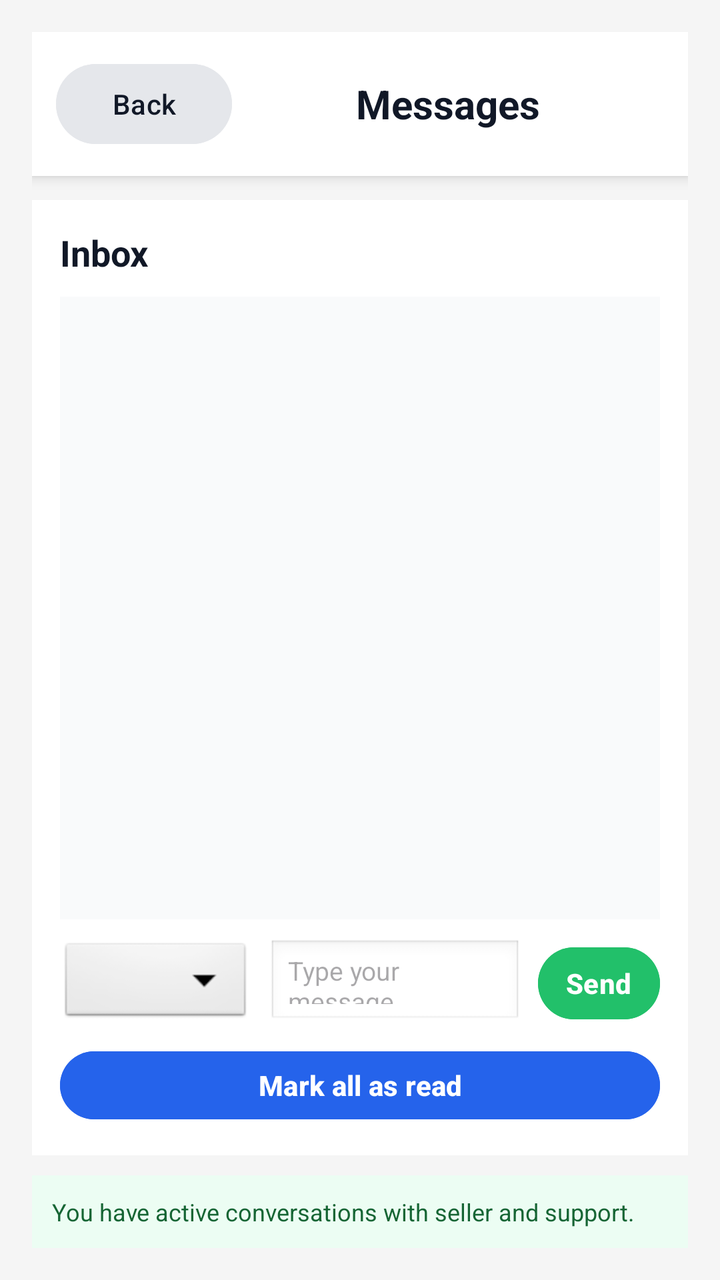
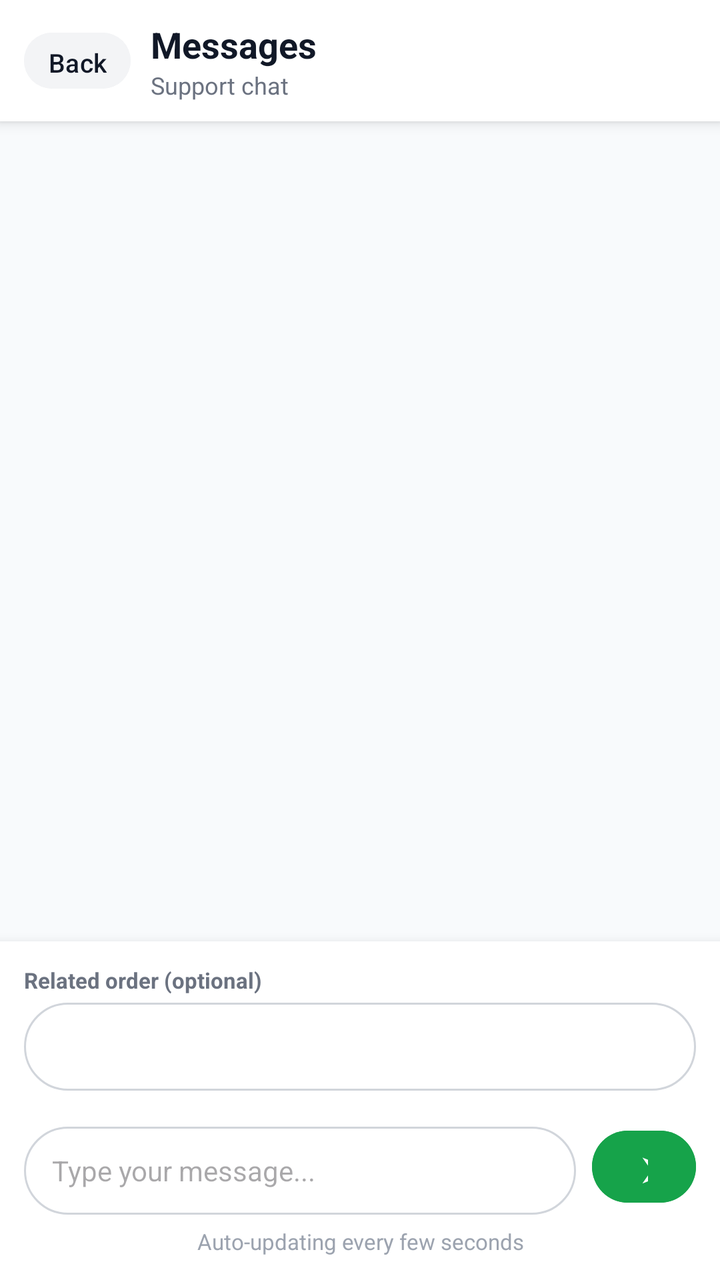

The first picture is an Android layout as it rendered before a commit; the second is the same layout after the commit. The layout source and the unified diff follow.
<!-- AndroidManifest.xml: application theme Theme.VapeShop -->
<!-- res/layout/fragment_messages.xml -->
<?xml version="1.0" encoding="utf-8"?>
<LinearLayout xmlns:android="http://schemas.android.com/apk/res/android"
    xmlns:app="http://schemas.android.com/apk/res-auto"
    android:layout_width="match_parent"
    android:layout_height="match_parent"
    android:background="#F5F5F5"
    android:orientation="vertical"
    android:padding="16dp">

    <LinearLayout
        android:layout_width="match_parent"
        android:layout_height="wrap_content"
        android:background="#FFFFFF"
        android:elevation="4dp"
        android:gravity="center_vertical"
        android:orientation="horizontal"
        android:padding="12dp">

        <Button
            android:id="@+id/btn_back_from_messages"
            android:layout_width="wrap_content"
            android:layout_height="wrap_content"
            android:backgroundTint="#E5E7EB"
            android:text="Back"
            android:textAllCaps="false"
            android:textColor="#111827" />

        <TextView
            android:layout_width="0dp"
            android:layout_height="wrap_content"
            android:layout_weight="1"
            android:gravity="center"
            android:text="Messages"
            android:textColor="#111827"
            android:textSize="20sp"
            android:textStyle="bold" />
    </LinearLayout>

    <LinearLayout
        android:layout_width="match_parent"
        android:layout_height="0dp"
        android:layout_marginTop="12dp"
        android:layout_weight="1"
        android:background="#FFFFFF"
        android:orientation="vertical"
        android:padding="14dp">

        <TextView
            android:layout_width="match_parent"
            android:layout_height="wrap_content"
            android:text="Inbox"
            android:textColor="#111827"
            android:textSize="18sp"
            android:textStyle="bold" />

        <androidx.core.widget.NestedScrollView
            android:id="@+id/messages_scroll"
            android:layout_width="match_parent"
            android:layout_height="0dp"
            android:layout_marginTop="10dp"
            android:layout_weight="1"
            android:background="#F9FAFB">

            <LinearLayout
                android:id="@+id/messages_thread_container"
                android:layout_width="match_parent"
                android:layout_height="wrap_content"
                android:orientation="vertical"
                android:padding="10dp" />
        </androidx.core.widget.NestedScrollView>

        <LinearLayout
            android:layout_width="match_parent"
            android:layout_height="wrap_content"
            android:layout_marginTop="10dp"
            android:gravity="center_vertical"
            android:orientation="horizontal">

            <Spinner
                android:id="@+id/messages_related_order_spinner"
                android:layout_width="96dp"
                android:layout_height="44dp"
                android:layout_marginEnd="8dp"
                android:background="@android:drawable/btn_dropdown"
                android:spinnerMode="dropdown" />

            <EditText
                android:id="@+id/messages_input"
                android:layout_width="0dp"
                android:layout_height="44dp"
                android:layout_weight="1"
                android:background="@android:drawable/edit_text"
                android:hint="Type your message..."
                android:inputType="textMultiLine"
                android:maxLines="3"
                android:paddingHorizontal="10dp"
                android:textColor="#111827"
                android:textSize="13sp" />

            <Button
                android:id="@+id/btn_send_message"
                android:layout_width="wrap_content"
                android:layout_height="44dp"
                android:layout_marginStart="8dp"
                android:backgroundTint="#22C06A"
                android:minWidth="0dp"
                android:paddingHorizontal="14dp"
                android:text="Send"
                android:textAllCaps="false"
                android:textColor="#FFFFFF"
                android:textStyle="bold" />
        </LinearLayout>

        <Button
            android:id="@+id/btn_mark_messages_read"
            android:layout_width="match_parent"
            android:layout_height="42dp"
            android:layout_marginTop="8dp"
            android:backgroundTint="#2563EB"
            android:text="Mark all as read"
            android:textAllCaps="false"
            android:textColor="#FFFFFF"
            android:textStyle="bold" />
    </LinearLayout>

    <TextView
        android:id="@+id/messages_status"
        android:layout_width="match_parent"
        android:layout_height="wrap_content"
        android:layout_marginTop="10dp"
        android:background="#ECFDF3"
        android:padding="10dp"
        android:text="You have active conversations with seller and support."
        android:textColor="#166534"
        android:textSize="12sp" />

</LinearLayout>
<!-- resources referenced by this layout -->
<resources>
  <style name="Theme.VapeShop" parent="Base.Theme.VapeShop" />
  <style name="Base.Theme.VapeShop" parent="Theme.Material3.DayNight.NoActionBar">
          
          
      </style>
</resources>

<!-- the commit's change to res/layout/fragment_messages.xml (unified diff, before → after) -->
@@ -1,11 +1,9 @@
 <?xml version="1.0" encoding="utf-8"?>
 <LinearLayout xmlns:android="http://schemas.android.com/apk/res/android"
-    xmlns:app="http://schemas.android.com/apk/res-auto"
     android:layout_width="match_parent"
     android:layout_height="match_parent"
-    android:background="#F5F5F5"
-    android:orientation="vertical"
-    android:padding="16dp">
+    android:background="#F3F4F6"
+    android:orientation="vertical">
 
     <LinearLayout
         android:layout_width="match_parent"
@@ -14,124 +12,145 @@
         android:elevation="4dp"
         android:gravity="center_vertical"
         android:orientation="horizontal"
-        android:padding="12dp">
+        android:paddingHorizontal="12dp"
+        android:paddingVertical="10dp">
 
         <Button
             android:id="@+id/btn_back_from_messages"
             android:layout_width="wrap_content"
-            android:layout_height="wrap_content"
-            android:backgroundTint="#E5E7EB"
+            android:layout_height="36dp"
+            android:backgroundTint="#F3F4F6"
+            android:minWidth="0dp"
+            android:paddingHorizontal="12dp"
             android:text="Back"
             android:textAllCaps="false"
-            android:textColor="#111827" />
+            android:textColor="#111827"
+            android:textSize="13sp" />
 
-        <TextView
+        <LinearLayout
             android:layout_width="0dp"
             android:layout_height="wrap_content"
+            android:layout_marginStart="10dp"
             android:layout_weight="1"
-            android:gravity="center"
-            android:text="Messages"
-            android:textColor="#111827"
-            android:textSize="20sp"
-            android:textStyle="bold" />
+            android:orientation="vertical">
+
+            <TextView
+                android:layout_width="wrap_content"
+                android:layout_height="wrap_content"
+                android:text="Messages"
+                android:textColor="#111827"
+                android:textSize="18sp"
+                android:textStyle="bold" />
+
+            <TextView
+                android:id="@+id/messages_status"
+                android:layout_width="wrap_content"
+                android:layout_height="wrap_content"
+                android:text="Support chat"
+                android:textColor="#6B7280"
+                android:textSize="12sp" />
+        </LinearLayout>
     </LinearLayout>
+
+    <androidx.core.widget.NestedScrollView
+        android:id="@+id/messages_scroll"
+        android:layout_width="match_parent"
+        android:layout_height="0dp"
+        android:layout_weight="1"
+        android:fillViewport="true"
+        android:background="#F8FAFC"
+        android:paddingHorizontal="12dp"
+        android:paddingTop="10dp">
+
+        <LinearLayout
+            android:id="@+id/messages_thread_container"
+            android:layout_width="match_parent"
+            android:layout_height="wrap_content"
+            android:background="#F8FAFC"
+            android:orientation="vertical"
+            android:paddingBottom="8dp" />
+    </androidx.core.widget.NestedScrollView>
 
     <LinearLayout
         android:layout_width="match_parent"
-        android:layout_height="0dp"
-        android:layout_marginTop="12dp"
-        android:layout_weight="1"
+        android:layout_height="wrap_content"
         android:background="#FFFFFF"
+        android:elevation="8dp"
         android:orientation="vertical"
-        android:padding="14dp">
+        android:padding="12dp">
 
         <TextView
             android:layout_width="match_parent"
             android:layout_height="wrap_content"
-            android:text="Inbox"
-            android:textColor="#111827"
-            android:textSize="18sp"
+            android:text="Related order (optional)"
+            android:textColor="#6B7280"
+            android:textSize="11sp"
             android:textStyle="bold" />
 
-        <androidx.core.widget.NestedScrollView
-            android:id="@+id/messages_scroll"
+        <Spinner
+            android:id="@+id/messages_related_order_spinner"
             android:layout_width="match_parent"
-            android:layout_height="0dp"
-            android:layout_marginTop="10dp"
-            android:layout_weight="1"
-            android:background="#F9FAFB">
+            android:layout_height="44dp"
+            android:layout_marginTop="4dp"
+            android:background="@drawable/bg_messages_input"
+            android:paddingHorizontal="8dp" />
+
+        <HorizontalScrollView
+            android:layout_width="match_parent"
+            android:layout_height="wrap_content"
+            android:layout_marginTop="8dp"
+            android:scrollbars="none">
 
             <LinearLayout
-                android:id="@+id/messages_thread_container"
-                android:layout_width="match_parent"
+                android:id="@+id/messages_quick_actions"
+                android:layout_width="wrap_content"
                 android:layout_height="wrap_content"
-                android:orientation="vertical"
-                android:padding="10dp" />
-        </androidx.core.widget.NestedScrollView>
+                android:orientation="horizontal" />
+        </HorizontalScrollView>
 
         <LinearLayout
             android:layout_width="match_parent"
             android:layout_height="wrap_content"
             android:layout_marginTop="10dp"
-            android:gravity="center_vertical"
+            android:gravity="bottom"
             android:orientation="horizontal">
-
-            <Spinner
-                android:id="@+id/messages_related_order_spinner"
-                android:layout_width="96dp"
-                android:layout_height="44dp"
-                android:layout_marginEnd="8dp"
-                android:background="@android:drawable/btn_dropdown"
-                android:spinnerMode="dropdown" />
 
             <EditText
                 android:id="@+id/messages_input"
                 android:layout_width="0dp"
-                android:layout_height="44dp"
+                android:layout_height="wrap_content"
                 android:layout_weight="1"
-                android:background="@android:drawable/edit_text"
+                android:background="@drawable/bg_messages_input"
                 android:hint="Type your message..."
-                android:inputType="textMultiLine"
-                android:maxLines="3"
-                android:paddingHorizontal="10dp"
+                android:imeOptions="actionSend"
+                android:inputType="textCapSentences|textMultiLine"
+                android:maxLines="4"
+                android:minHeight="44dp"
+                android:paddingHorizontal="14dp"
+                android:paddingVertical="10dp"
                 android:textColor="#111827"
-                android:textSize="13sp" />
+                android:textSize="14sp" />
 
             <Button
                 android:id="@+id/btn_send_message"
-                android:layout_width="wrap_content"
+                android:layout_width="52dp"
                 android:layout_height="44dp"
                 android:layout_marginStart="8dp"
-                android:backgroundTint="#22C06A"
-                android:minWidth="0dp"
-                android:paddingHorizontal="14dp"
-                android:text="Send"
+                android:backgroundTint="#16A34A"
+                android:text="➤"
                 android:textAllCaps="false"
                 android:textColor="#FFFFFF"
-                android:textStyle="bold" />
+                android:textSize="18sp" />
         </LinearLayout>
 
-        <Button
-            android:id="@+id/btn_mark_messages_read"
+        <TextView
+            android:id="@+id/messages_auto_refresh_hint"
             android:layout_width="match_parent"
-            android:layout_height="42dp"
-            android:layout_marginTop="8dp"
-            android:backgroundTint="#2563EB"
-            android:text="Mark all as read"
-            android:textAllCaps="false"
-            android:textColor="#FFFFFF"
-            android:textStyle="bold" />
+            android:layout_height="wrap_content"
+            android:layout_marginTop="6dp"
+            android:gravity="center"
+            android:text="Auto-updating every few seconds"
+            android:textColor="#9CA3AF"
+            android:textSize="11sp" />
     </LinearLayout>
-
-    <TextView
-        android:id="@+id/messages_status"
-        android:layout_width="match_parent"
-        android:layout_height="wrap_content"
-        android:layout_marginTop="10dp"
-        android:background="#ECFDF3"
-        android:padding="10dp"
-        android:text="You have active conversations with seller and support."
-        android:textColor="#166534"
-        android:textSize="12sp" />
-
 </LinearLayout>
<!-- resource entries referenced after the edit -->
@@ -1,5 +1,14 @@
 <!-- resources referenced by this layout -->
 <resources>
+  <!-- drawable bg_messages_input (drawable) -->
+  <?xml version="1.0" encoding="utf-8"?>
+  <shape xmlns:android="http://schemas.android.com/apk/res/android">
+      <solid android:color="#FFFFFF" />
+      <corners android:radius="22dp" />
+      <stroke
+          android:width="1dp"
+          android:color="#D1D5DB" />
+  </shape>
   <style name="Theme.VapeShop" parent="Base.Theme.VapeShop" />
   <style name="Base.Theme.VapeShop" parent="Theme.Material3.DayNight.NoActionBar">
           
